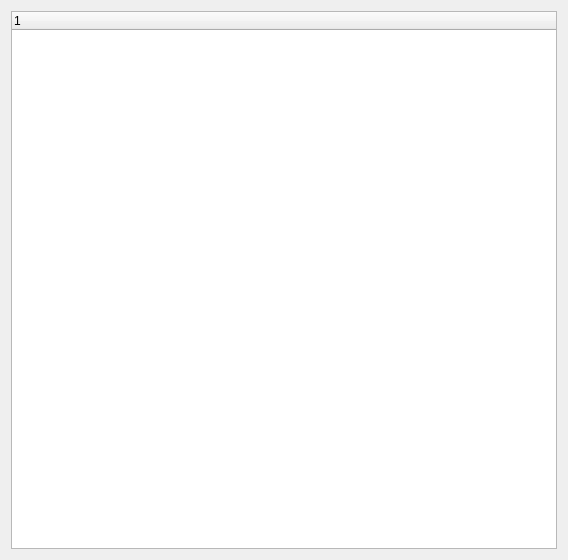
Before: the Qt Designer form quarkplayer/config/WinFileAssociationsConfigWidget.ui in tkrotoff/QuarkPlayer, drawn with Qt 5.
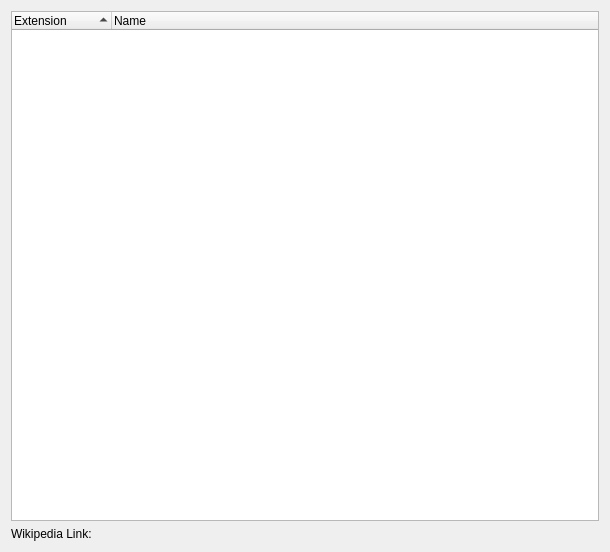
After: the same form once the commit is applied.

Commit message: Integrate a shortcut configuration widget inside the config window Improve file association under Windows

```diff
--- a/quarkplayer/config/WinFileAssociationsConfigWidget.ui
+++ b/quarkplayer/config/WinFileAssociationsConfigWidget.ui
@@ -5,20 +5,46 @@
    <rect>
     <x>0</x>
     <y>0</y>
-    <width>568</width>
-    <height>560</height>
+    <width>610</width>
+    <height>552</height>
    </rect>
   </property>
   <layout class="QGridLayout" name="gridLayout" >
    <item row="0" column="0" >
     <widget class="QTreeWidget" name="treeWidget" >
+     <property name="sortingEnabled" >
+      <bool>true</bool>
+     </property>
      <column>
       <property name="text" >
-       <string/>
+       <string>Extension</string>
+      </property>
+     </column>
+     <column>
+      <property name="text" >
+       <string>Name</string>
       </property>
      </column>
     </widget>
    </item>
+   <item row="1" column="0" >
+    <layout class="QFormLayout" name="formLayout" >
+     <item row="0" column="0" >
+      <widget class="QLabel" name="wikipediaLabel" >
+       <property name="text" >
+        <string>Wikipedia Link:</string>
+       </property>
+      </widget>
+     </item>
+     <item row="0" column="1" >
+      <widget class="QLabel" name="wikipediaArticleLabel" >
+       <property name="openExternalLinks" >
+        <bool>true</bool>
+       </property>
+      </widget>
+     </item>
+    </layout>
+   </item>
   </layout>
  </widget>
  <resources/>
```
The commit also changes 22 other files.
